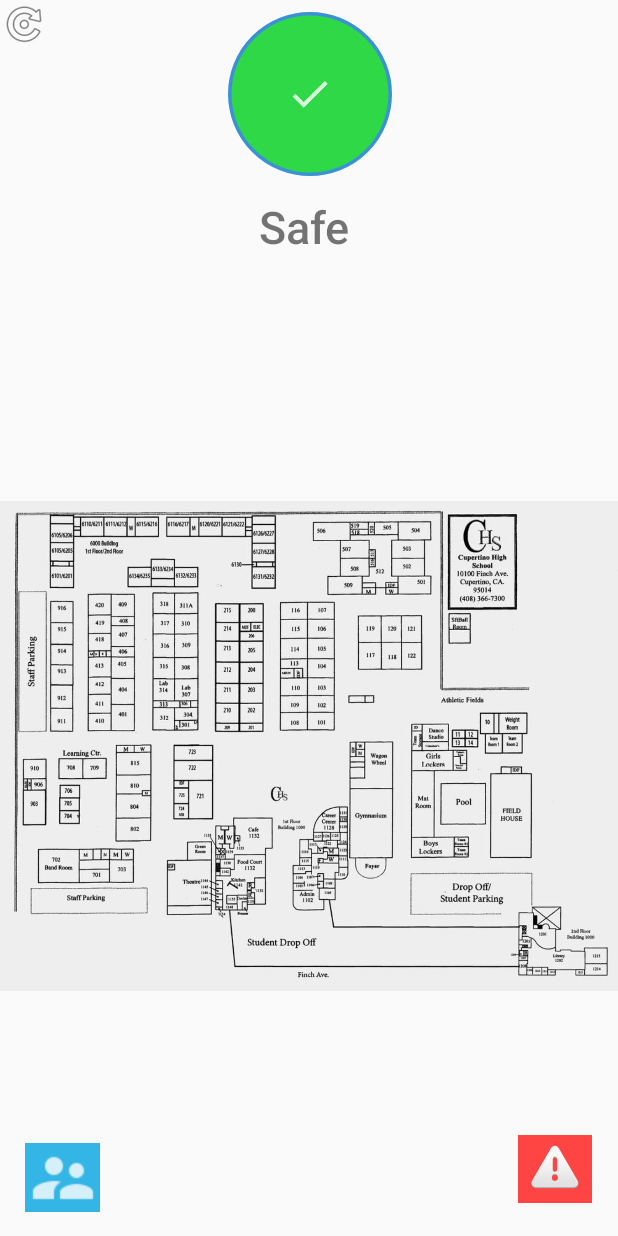
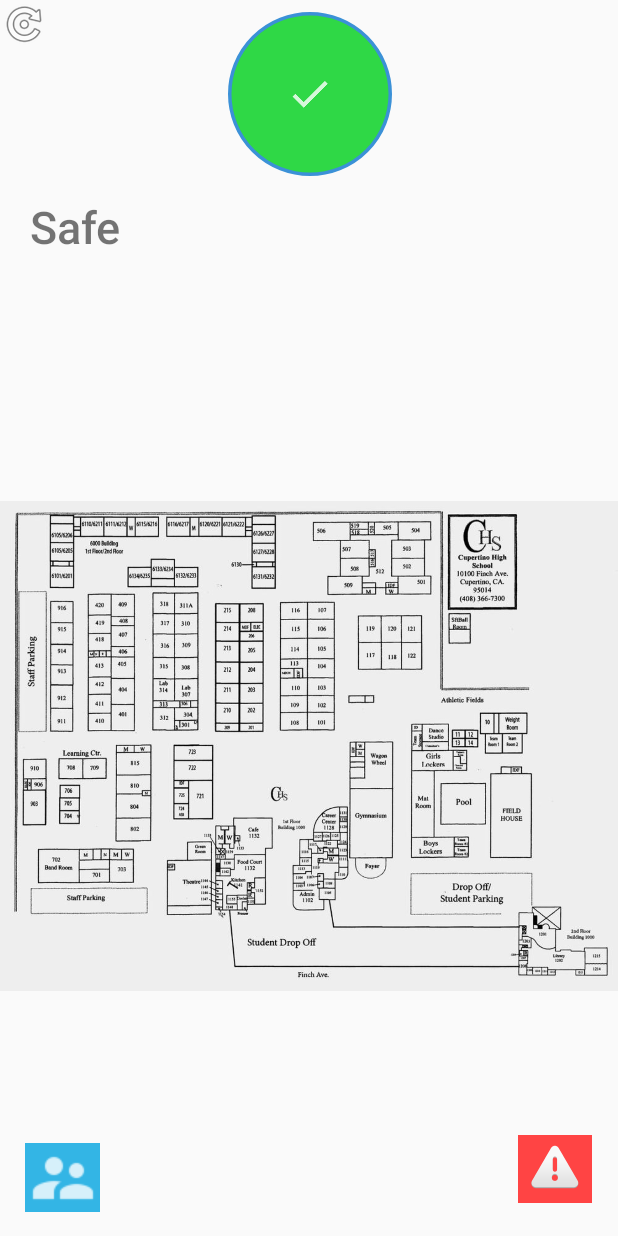
Before and after one commit to pguduguntla/Sentinel, an Android app: the layout activity_main.xml on its own in the app's theme, with its tools: preview values and no code run, on a phone screen of 412 x 824 dp. Run offline under Robolectric (Android 15) with nearby library versions, the phone set to English and light mode, and no system bars.

Commit message:
finishing touches

```diff
--- a/app/src/main/res/layout/activity_main.xml
+++ b/app/src/main/res/layout/activity_main.xml
@@ -8,7 +8,7 @@
     tools:context="com.example.praneethguduguntla.sentinel.MainActivity">
 
     <ImageView
-        android:id="@+id/safecircle"
+        android:id="@+id/safetyCircle"
         android:layout_width="145dp"
         android:layout_height="109dp"
         android:layout_marginBottom="8dp"
@@ -26,7 +26,7 @@
         app:srcCompat="@drawable/circle" />
 
     <ImageView
-        android:id="@+id/safecheck"
+        android:id="@+id/safetyIndicator"
         android:layout_width="wrap_content"
         android:layout_height="wrap_content"
         android:layout_marginBottom="8dp"
@@ -35,15 +35,15 @@
         android:layout_marginRight="8dp"
         android:layout_marginStart="8dp"
         android:layout_marginTop="8dp"
-        app:layout_constraintBottom_toBottomOf="@+id/safecircle"
-        app:layout_constraintEnd_toEndOf="@+id/safecircle"
-        app:layout_constraintStart_toStartOf="@+id/safecircle"
-        app:layout_constraintTop_toTopOf="@+id/safecircle"
+        app:layout_constraintBottom_toBottomOf="@+id/safetyCircle"
+        app:layout_constraintEnd_toEndOf="@+id/safetyCircle"
+        app:layout_constraintStart_toStartOf="@+id/safetyCircle"
+        app:layout_constraintTop_toTopOf="@+id/safetyCircle"
         app:srcCompat="@drawable/czechplease" />
 
     <TextView
         android:id="@+id/textStatus"
-        android:layout_width="67dp"
+        android:layout_width="372dp"
         android:layout_height="40dp"
         android:layout_marginBottom="8dp"
         android:layout_marginEnd="8dp"
@@ -58,7 +58,7 @@
         app:layout_constraintEnd_toEndOf="parent"
         app:layout_constraintHorizontal_bias="0.501"
         app:layout_constraintStart_toStartOf="parent"
-        app:layout_constraintTop_toBottomOf="@+id/safecircle"
+        app:layout_constraintTop_toBottomOf="@+id/safetyCircle"
         app:layout_constraintVertical_bias="0.008" />
 
     <ImageView
```
Also changed, not shown: app/src/main/java/com/example/praneethguduguntla/sentinel/MainActivity.java (+37 -3 lines), app/src/main/java/com/example/praneethguduguntla/sentinel/SendAlert.java (+5 -5 lines), app/src/main/res/drawable/redcircle.xml (added, +21 -0 lines).
